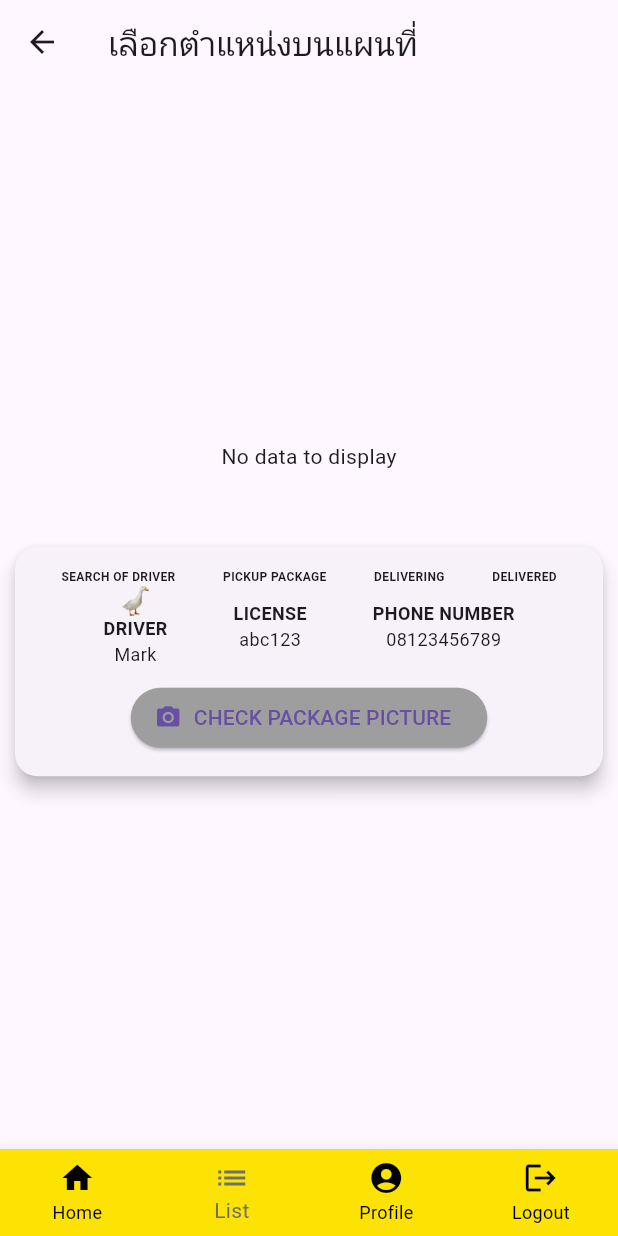
After one commit to jengGod/DuckDDProject, a Flutter app: the Statusorder screen opened directly, on a phone screen of 412 x 824 dp. The commit adds this screen. Run offline on Flutter 3.47's test engine with Material 3 defaults, Android fonts, the phone set to English and light mode, and no system bars; our stand-ins replace cloud_firestore, firebase_core, firebase_storage, flutter_map, geolocator, image_picker and 2 more; accounts and stored records are empty.

Commit message:
statusorder

```diff
--- /dev/null
+++ b/lib/pages/StatusOrder.dart
@@ -0,0 +1,403 @@
+import 'dart:developer';
+
+import 'package:cloud_firestore/cloud_firestore.dart';
+import 'package:duckddproject/pages/LoginPage.dart';
+import 'package:duckddproject/pages/UserHome.dart';
+import 'package:duckddproject/pages/packagelist.dart';
+import 'package:duckddproject/pages/profile.dart';
+import 'package:flutter/material.dart';
+import 'package:flutter_map/flutter_map.dart';
+import 'package:latlong2/latlong.dart';
+import 'package:shared_preferences/shared_preferences.dart';
+
+class Statusorder extends StatefulWidget {
+  const Statusorder({super.key});
+
+  @override
+  State<Statusorder> createState() => _StatusorderState();
+}
+
+class _StatusorderState extends State<Statusorder> {
+ final MapController mapController = MapController(); // ควบคุมแผนที่
+  bool isLoading = true;
+  int selectedIndex = 1;
+  String? username;
+  String? email;
+  String? phonenumber;
+
+  List<Map<String, dynamic>> usersList = [];
+  List<Map<String, dynamic>> filteredList = [];
+  @override
+  void initState() {
+    super.initState();
+    fetchOrders();
+    loadUserData();
+  }
+
+  Future<void> loadUserData() async {
+    SharedPreferences prefs = await SharedPreferences.getInstance();
+    setState(() {
+      username = prefs.getString('username');
+      email = prefs.getString('email');
+      phonenumber = prefs.getString('phonenumber');
+    });
+  }
+  Future<void> fetchOrders() async {
+    try {
+      QuerySnapshot querySnapshot =
+          await FirebaseFirestore.instance.collection('Orders').get();
+
+      // Loop through documents and add to the usersList
+      setState(() {
+        usersList = querySnapshot.docs
+            .map((doc) => doc.data() as Map<String, dynamic>)
+            .toList();
+
+        // Filter list where sender matches the phone number
+        filteredList = usersList.where((order) {
+          return order['sender'] ==
+              phonenumber; // Match the sender with the user's phone number
+        }).toList();
+      });
+      for (var order in filteredList) {
+        log('s_location_lat: ${order['s_location_lat']}');
+        log('s_location_lng: ${order['s_location_lng']}');
+        log('r_location_lat: ${order['r_location_lat']}');
+        log('r_location_lng: ${order['r_location_lng']}');
+      }
+      if (filteredList.isEmpty) {
+        print('No matching orders found');
+      }
+    } catch (e) {
+      print('Error fetching orders: $e');
+    }
+  }
+
+  @override
+  Widget build(BuildContext context) {
+    return Scaffold(
+       appBar: AppBar(
+        title: const Text('เลือกตำแหน่งบนแผนที่'),
+        leading: IconButton(
+          icon: const Icon(Icons.arrow_back),
+          onPressed: () {
+            Navigator.pop(
+              context,
+              MaterialPageRoute(builder: (context) => const Packagelist()),
+            );
+          },
+        ),
+      ),
+            bottomNavigationBar: Padding(
+        padding: const EdgeInsets.symmetric(vertical: 0.0),
+        child: BottomNavigationBar(
+          backgroundColor:
+              const Color.fromARGB(255, 252, 227, 3), // Yellow background
+          items: const [
+            BottomNavigationBarItem(
+              icon: Icon(Icons.home),
+              label: 'Home',
+            ),
+            BottomNavigationBarItem(
+              icon: Icon(Icons.list),
+              label: 'List',
+            ),
+            BottomNavigationBarItem(
+              icon: Icon(Icons.account_circle),
+              label: 'Profile',
+            ),
+            BottomNavigationBarItem(
+              icon: Icon(Icons.logout),
+              label: 'Logout',
+            ),
+          ],
+          currentIndex: selectedIndex,
+          selectedItemColor:
+              const Color.fromARGB(255, 110, 112, 110), // Selected item color
+          unselectedItemColor: Colors.black, // Unselected item color
+          onTap: (int index) {
+            if (index == 3) {
+              _showLogoutDialog(context);
+            } else {
+              setState(() {
+                selectedIndex = index;
+                if (selectedIndex == 0) {
+                  Navigator.pushReplacement(
+                    context,
+                    MaterialPageRoute(
+                        builder: (context) => const UserHomePage()),
+                  );
+                } else if (selectedIndex == 1) {
+                  Navigator.pushReplacement(
+                    context,
+                    MaterialPageRoute(
+                        builder: (context) => const Packagelist()),
+                  );
+                } else if (selectedIndex == 2) {
+                  Navigator.pushReplacement(
+                    context,
+                    MaterialPageRoute(
+                        builder: (context) => const userProfile()),
+                  );
+                }
+              });
+            }
+          },
+          type: BottomNavigationBarType.fixed, // Ensures all items are shown
+        ),
+      ),
+      body:Center(
+        child: SingleChildScrollView(
+          child: Column(
+            children: [
+              showMap(),
+              const SizedBox(height: 40,),
+              Card(
+  shape: RoundedRectangleBorder(
+    borderRadius: BorderRadius.circular(15.0), // Rounded corners
+  ),
+  elevation: 5,
+  margin: const EdgeInsets.all(10),
+  child: Padding(
+    padding: const EdgeInsets.all(15.0),
+    child: SingleChildScrollView(
+      child: Column(
+        crossAxisAlignment: CrossAxisAlignment.center, // Align content to center
+        children: [
+          // Row for the status options
+           const SingleChildScrollView(
+            child: Row(
+              mainAxisAlignment: MainAxisAlignment.spaceAround,
+              children: [
+                Text(
+                  'SEARCH OF DRIVER',
+                  style: TextStyle(
+                    fontWeight: FontWeight.bold,
+                    fontSize: 8,
+                  ),
+                ),
+                Text(
+                  'PICKUP PACKAGE',
+                  style: TextStyle(
+                    fontWeight: FontWeight.bold,
+                    fontSize: 8,
+                  ),
+                ),
+                Text(
+                  'DELIVERING',
+                  style: TextStyle(
+                    fontWeight: FontWeight.bold,
+                    fontSize: 8,
+                  ),
+                ),
+                Text(
+                  'DELIVERED',
+                  style: TextStyle(
+                    fontWeight: FontWeight.bold,
+                    fontSize: 8,
+                  ),
+                ),
+              ],
+            ),
+          ),
+          // Progress indicator
+          // const Padding(
+          //   padding: EdgeInsets.symmetric(vertical: 10),
+          //   child: LinearProgressIndicator(
+          //     value: 0.75, // Adjust this value based on the current status
+          //     backgroundColor: Colors.grey,
+          //     valueColor: AlwaysStoppedAnimation<Color>(Colors.yellow),
+          //   ),
+          // ),
+          // Row with driver details
+          Row(
+            mainAxisAlignment: MainAxisAlignment.spaceEvenly,
+            children: [
+              Column(
+                children: [
+                  Image.asset(
+                    'assets/image/duck.png',
+                    width: 20,
+                    height: 20,
+                  ),
+                  const Text(
+                    'DRIVER',
+                    style: TextStyle(fontWeight: FontWeight.bold, fontSize: 12),
+                  ),
+                  const Text(
+                    'Mark', // Replace with dynamic driver name
+                    style: TextStyle(fontSize: 12),
+                  ),
+                ],
+              ),
+              const Column(
+                children: [
+                  Text(
+                    'LICENSE',
+                    style: TextStyle(fontWeight: FontWeight.bold, fontSize: 12),
+                  ),
+                  Text(
+                    'abc123', // Replace with dynamic license
+                    style: TextStyle(fontSize: 12),
+                  ),
+                ],
+              ),
+              const Column(
+                children: [
+                  Text(
+                    'PHONE NUMBER',
+                    style: TextStyle(fontWeight: FontWeight.bold, fontSize: 12),
+                  ),
+                  Text(
+                    '08123456789', // Replace with dynamic phone number
+                    style: TextStyle(fontSize: 12),
+                  ),
+                ],
+              ),
+            ],
+          ),
+          // Button for checking package picture
+          Padding(
+            padding: const EdgeInsets.only(top: 10),
+            child: ElevatedButton.icon(
+              onPressed: () {
+                // Action to view package picture
+              },
+              icon: const Icon(Icons.camera_alt),
+              label: const Text('CHECK PACKAGE PICTURE'),
+              style: ElevatedButton.styleFrom(
+                backgroundColor: Colors.grey, // Button color
+              ),
+            ),
+          ),
+        ],
+      ),
+    ),
+  ),
+)
+
+            ],
+          ),
+        ),
+      ) ,
+    );
+  }
+  @override
+Widget showMap() {
+  // Ensure we have valid coordinates
+  if (filteredList.isEmpty) {
+    return const Center(child: Text('No data to display'));
+  }
+
+  // Set the initial position to the first order's sender location
+  var firstOrder = filteredList.first;
+  double sLat = double.parse(firstOrder['s_location_lat'].toString());
+  double sLng = double.parse(firstOrder['s_location_lng'].toString());
+  LatLng initialPosition = LatLng(sLat, sLng); // Initial map center
+
+  // Create a list of markers from the filteredList
+  List<Marker> markers = filteredList.map((order) {
+    // Sender's location marker
+    LatLng senderPosition = LatLng(
+      double.parse(order['s_location_lat'].toString()),
+      double.parse(order['s_location_lng'].toString()),
+    );
+
+    // Receiver's location marker
+    LatLng receiverPosition = LatLng(
+      double.parse(order['r_location_lat'].toString()),
+      double.parse(order['r_location_lng'].toString()),
+    );
+
+    return Marker(
+      point: receiverPosition, // Receiver's location
+      width: 40,
+      height: 40,
+      child: const Icon(
+        Icons.flag, // Green flag for receiver
+        color: Colors.green,
+        size: 40,
+      ),
+    );
+  }).toList();
+
+  // Add the sender's initial marker to the list
+  markers.add(
+    Marker(
+      point: initialPosition, // Sender's initial position
+      width: 40,
+      height: 40,
+      child: const Icon(
+        Icons.location_on, // Red pin for sender
+        color: Colors.red,
+        size: 40,
+      ),
+    ),
+  );
+
+  // Use MediaQuery to calculate the size of the map
+  return LayoutBuilder(
+    builder: (BuildContext context, BoxConstraints constraints) {
+      final double mapHeight = MediaQuery.of(context).size.height * 0.4; // 40% of screen height
+      final double mapWidth = MediaQuery.of(context).size.width * 0.9; // 90% of screen width
+
+      return Center(
+        child: SizedBox(
+          width: mapWidth, // Set the dynamic width
+          height: mapHeight, // Set the dynamic height
+          child: FlutterMap(
+            mapController: mapController,
+            options: MapOptions(
+              initialCenter: initialPosition, // Initial map center
+              initialZoom: 15.0, // Initial zoom level
+              onMapReady: () {
+                // Move the map to the sender's location after the map is rendered
+                mapController.move(initialPosition, 14.0);
+              },
+            ),
+            children: [
+              TileLayer(
+                urlTemplate: 'https://tile.openstreetmap.org/{z}/{x}/{y}.png',
+                userAgentPackageName: 'com.example.app',
+                maxNativeZoom: 19,
+              ),
+              MarkerLayer(
+                markers: markers, // Add all the markers to the map
+              ),
+            ],
+          ),
+        ),
+      );
+    },
+  );
+}
+
+  void _showLogoutDialog(BuildContext context) {
+    showDialog(
+      context: context,
+      builder: (BuildContext context) {
+        return AlertDialog(
+          title: const Text('Logout'),
+          content: const Text('Do you want to logout?'),
+          actions: [
+            TextButton(
+              onPressed: () {
+                Navigator.of(context).pop();
+              },
+              child: const Text('Cancel'),
+            ),
+            TextButton(
+              onPressed: () {
+                Navigator.pushReplacement(
+                  context,
+                  MaterialPageRoute(builder: (context) => const LoginPage()),
+                );
+              },
+              child: const Text('Logout'),
+            ),
+          ],
+        );
+      },
+    );
+  }
+}
```
Also changed, not shown: lib/pages/packagelist.dart (+90 -40 lines).
